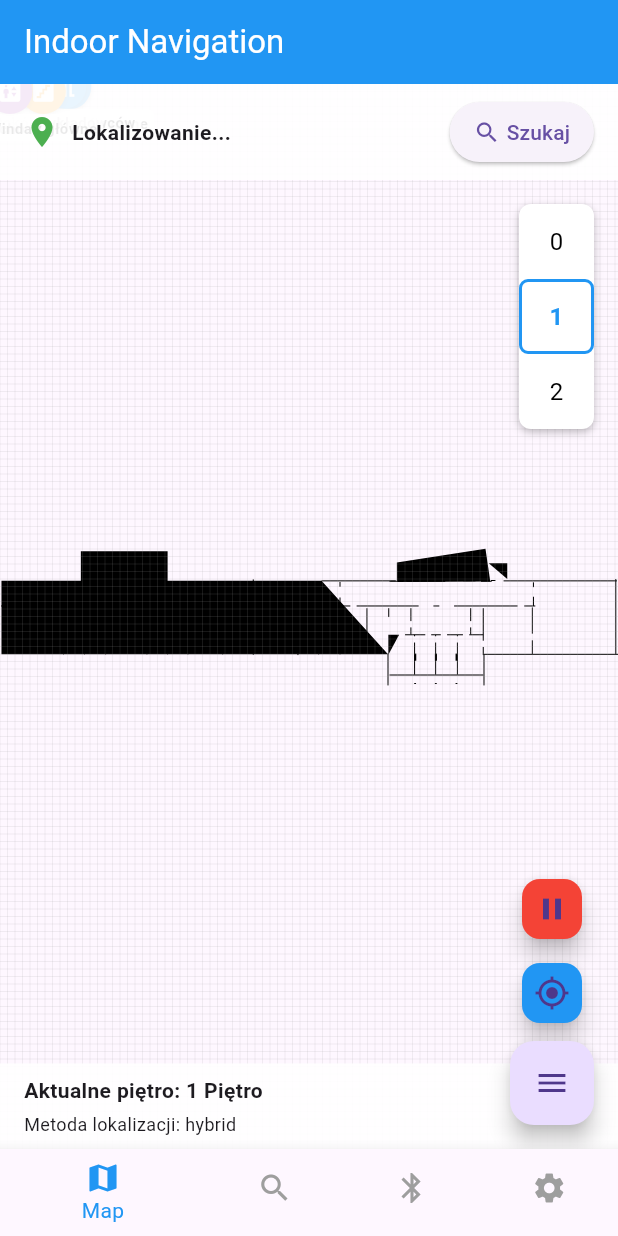
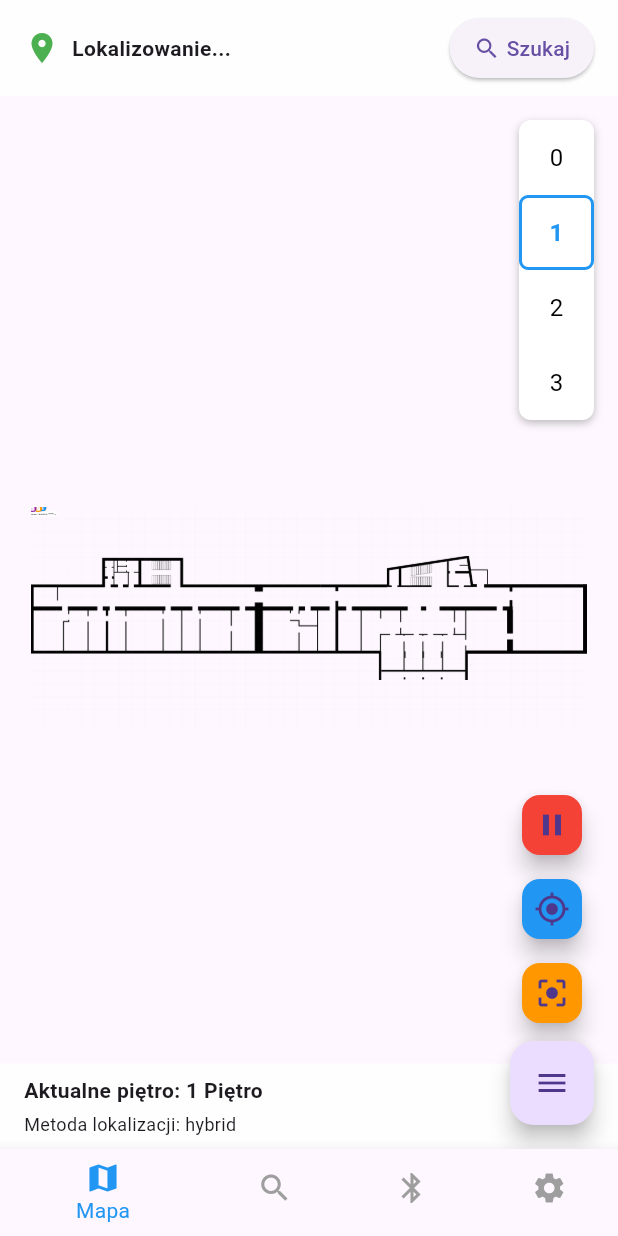
Before and after one commit to sidonPL/aplikacja, a Flutter app: the screen it shows after launch, after a tap on an icon or button, on a phone screen of 412 x 824 dp. Run offline on Flutter 3.47's test engine with Material 3 defaults, Android fonts, the light colour scheme and no system bars; our stand-ins replace flutter_blue_plus, flutter_compass, pedometer, permission_handler, sensors_plus, shared_preferences.

Commit message:
Drugi commit

```diff
--- a/lib/ui/main_screen.dart
+++ b/lib/ui/main_screen.dart
@@ -21,7 +21,6 @@
   @override
   Widget build(BuildContext context) {
     return Scaffold(
-      appBar: AppBar(title: Text('Indoor Navigation')),
       body: _screens[_currentIndex],
       bottomNavigationBar: BottomNavigationBar(
         backgroundColor: Colors.white,
@@ -30,10 +29,10 @@
         currentIndex: _currentIndex,
         onTap: (index) => setState(() => _currentIndex = index),
         items: const [
-          BottomNavigationBarItem(icon: Icon(Icons.map), label: 'Map'),
-          BottomNavigationBarItem(icon: Icon(Icons.search), label: 'Search'),
-          BottomNavigationBarItem(icon: Icon(Icons.bluetooth), label: 'Beacons'),
-          BottomNavigationBarItem(icon: Icon(Icons.settings), label: 'Settings'),
+          BottomNavigationBarItem(icon: Icon(Icons.map), label: 'Mapa'),
+          BottomNavigationBarItem(icon: Icon(Icons.search), label: 'Szukaj'),
+          BottomNavigationBarItem(icon: Icon(Icons.bluetooth), label: 'Beacony'),
+          BottomNavigationBarItem(icon: Icon(Icons.settings), label: 'Ustawienia'),
         ],
       ),
     );
--- a/lib/ui/map_screen.dart
+++ b/lib/ui/map_screen.dart
@@ -1,6 +1,5 @@
 import 'dart:async';
 import 'package:flutter/material.dart';
-import 'package:flutter_svg/flutter_svg.dart';
 import '../config/localization_method_enum.dart';
 import '../models/beacon.dart';
 import '../models/location.dart';
@@ -11,8 +10,8 @@
 import '../data/beacon_repository.dart';
 import '../data/poi_repository.dart';
 import '../services/ble_scanner.dart';
-import 'navigation_screen.dart';
-import 'search_screen.dart';
+import '../ui/navigation_screen.dart';
+import '../ui/search_screen.dart';
 
 class MapScreen extends StatefulWidget {
   @override
@@ -37,18 +36,19 @@
   bool _isLocationEngineRunning = false;
   int _currentFloorId = 0;
 
-  // Parametry mapy
-  double _scale = 1.0; // piksele na metr
+  // Parametry mapy - zmniejszona początkowa skala
+  double _scale = 10.0; // zmienione z 10.0 na 1.0
   Offset _mapOffset = Offset(0, 0);
 
   // Kontroler transformacji mapy
   final TransformationController _transformationController = TransformationController();
 
-  // Lista pięter
+  // Lista pięter - zmienione na PNG
   final List<Floor> _floors = [
     Floor(id: 0, name: 'Parter', width: 2200.0, height: 878.0, imagePath: 'assets/images/Floor_0.png'),
-    Floor(id: 1, name: '1 Piętro', width: 2200.0, height: 878.0, imagePath: 'assets/images/Floor_1.svg'),
-    Floor(id: 2, name: '2 Piętro', width: 2200.0, height: 878.0, imagePath: 'assets/images/Floor_2.svg'),
+    Floor(id: 1, name: '1 Piętro', width: 2200.0, height: 878.0, imagePath: 'assets/images/Floor_1.png'),
+    Floor(id: 2, name: '2 Piętro', width: 2200.0, height: 878.0, imagePath: 'assets/images/Floor_2.png'),
+    Floor(id: 3, name: '3 Piętro', width: 2200.0, height: 878.0, imagePath: 'assets/images/Floor_3.png'),
   ];
 
   @override
@@ -58,6 +58,10 @@
     _checkPermissions();
     _loadBeacons();
     _loadPois();
+    // Ustawienie początkowej transformacji po zbudowaniu widoku
+    WidgetsBinding.instance.addPostFrameCallback((_) {
+      _setInitialTransform();
+    });
   }
 
   @override
@@ -72,12 +76,42 @@
 
   @override
   void didChangeAppLifecycleState(AppLifecycleState state) {
-    // Zarządzanie skanowaniem BLE w zależności od stanu aplikacji
     if (state == AppLifecycleState.resumed) {
       if (_isScanning) _startScanning();
     } else if (state == AppLifecycleState.paused) {
       _bleScanner.stopScan();
     }
+  }
+
+  // Nowa metoda do ustawienia początkowej transformacji
+  void _setInitialTransform() {
+    final currentFloor = _floors.firstWhere(
+          (floor) => floor.id == _currentFloorId,
+      orElse: () => _floors.first,
+    );
+
+    final screenSize = MediaQuery.of(context).size;
+    final mapWidth = currentFloor.width;
+    final mapHeight = currentFloor.height;
+
+    // Oblicz skalę, aby mapa zmieściła się na ekranie
+    final scaleX = screenSize.width / mapWidth;
+    final scaleY = (screenSize.height - 200) / mapHeight; // 200px dla paneli
+    final optimalScale = (scaleX < scaleY ? scaleX : scaleY) * 0.9; // 90% dla marginesu
+
+    setState(() {
+      _scale = optimalScale;
+    });
+
+    // Wyśrodkuj mapę
+    final matrix = Matrix4.identity()
+      ..scale(optimalScale)
+      ..translate(
+        (screenSize.width - mapWidth * optimalScale) / (2 * optimalScale),
+        (screenSize.height - mapHeight * optimalScale) / (2 * optimalScale),
+      );
+
+    _transformationController.value = matrix;
   }
 
   Future<void> _checkPermissions() async {
@@ -126,7 +160,6 @@
     _bleScanner.startScan();
     _bleSubscription?.cancel();
     _bleSubscription = _bleScanner.scanResults.listen((beacons) {
-      // Aktualizuj beacony z rssi
       setState(() {
         for (var beacon in beacons) {
           final index = _beacons.indexWhere((b) => b.uuid == beacon.uuid);
@@ -150,7 +183,6 @@
       setState(() {
         _currentLocation = location;
 
-        // Jeśli zmieniło się piętro, zaktualizuj je
         if (location.floorId != _currentFloorId) {
           _currentFloorId = location.floorId;
         }
@@ -178,30 +210,34 @@
       _currentFloorId = floorId;
       _locationEngine.setFloor(floorId);
     });
+    // Ponownie ustaw transformację dla nowego piętra
+    WidgetsBinding.instance.addPostFrameCallback((_) {
+      _setInitialTransform();
+    });
   }
 
   void _centerOnLocation() {
     if (_currentLocation == null) return;
 
-    final centerX = _currentLocation!.x * _scale;
-    final centerY = _currentLocation!.y * _scale;
+    final screenSize = MediaQuery.of(context).size;
+    final centerX = _currentLocation!.x;
+    final centerY = _currentLocation!.y;
 
-    // Oblicz nową macierz transformacji dla centrowania mapy
     final matrix = Matrix4.identity()
-      ..translate(-centerX + MediaQuery.of(context).size.width / 2,
-          -centerY + MediaQuery.of(context).size.height / 2)
-      ..scale(_scale / 10); // Ustaw skalę
+      ..scale(_scale)
+      ..translate(
+        screenSize.width / (2 * _scale) - centerX,
+        screenSize.height / (2 * _scale) - centerY,
+      );
 
     _transformationController.value = matrix;
   }
 
   Future<void> _navigateToPoi(Poi poi) async {
-    // Jeśli POI jest na innym piętrze, zmień piętro
     if (poi.floorId != _currentFloorId) {
       _changeFloor(poi.floorId);
     }
 
-    // Przejdź do ekranu nawigacji
     await Navigator.push(
       context,
       MaterialPageRoute(
@@ -320,16 +356,9 @@
     return Scaffold(
       body: Stack(
         children: [
-          // Mapa
           _buildMapView(),
-
-          // Panel górny
           _buildTopPanel(),
-
-          // Panel przełączania pięter
           _buildFloorPanel(),
-
-          // Panel informacyjny na dole
           _buildBottomPanel(),
         ],
       ),
@@ -345,41 +374,30 @@
 
     return InteractiveViewer(
       transformationController: _transformationController,
-      boundaryMargin: EdgeInsets.all(500), // Większy margines dla swobodnego przesuwania
+      boundaryMargin: EdgeInsets.all(100), // Zmniejszony margines
       minScale: 0.1,
       maxScale: 5.0,
-      child: SizedBox(
-        width: currentFloor.width * _scale,
-        height: currentFloor.height * _scale,
+      constrained: false, // Dodane dla lepszej kontroli
+      child: Container(
+        width: currentFloor.width,
+        height: currentFloor.height,
         child: Stack(
           children: [
-            // Tło mapy (plan piętra)
-            if (currentFloor.imagePath != null)
-              SvgPicture.asset(
-                currentFloor.imagePath!,
-                width: currentFloor.width * _scale,
-                height: currentFloor.height * _scale,
-                fit: BoxFit.contain,
-              )
-            else
-              Container(
-                width: currentFloor.width * _scale,
-                height: currentFloor.height * _scale,
-                color: Colors.grey[200],
-              ),
+            // Tło mapy - dodano obsługę błędów
+            _buildMapBackground(currentFloor),
 
-            // Narysuj siatkę pomocniczą
+            // Narysuj siatkę pomocniczą - skala 1:1
             CustomPaint(
-              size: Size(currentFloor.width * _scale, currentFloor.height * _scale),
-              painter: _GridPainter(scale: _scale),
+              size: Size(currentFloor.width, currentFloor.height),
+              painter: _GridPainter(scale: 1.0),
             ),
 
-            // Beacony
+            // Beacony - bez skalowania pozycji
             ..._beacons
                 .where((b) => b.floorId == _currentFloorId)
                 .map((beacon) => Positioned(
-              left: beacon.x * _scale - 5,
-              top: beacon.y * _scale - 5,
+              left: beacon.x - 5,
+              top: beacon.y - 5,
               child: GestureDetector(
                 onTap: () => _showBeaconInfo(beacon),
                 child: Container(
@@ -394,15 +412,16 @@
               ),
             )),
 
-            // Punkty POI
+            // Punkty POI - bez skalowania pozycji
             ..._pois
                 .where((p) => p.floorId == _currentFloorId)
                 .map((poi) => Positioned(
-              left: poi.x * _scale - 15,
-              top: poi.y * _scale - 15,
+              left: poi.x - 15,
+              top: poi.y - 15,
               child: GestureDetector(
                 onTap: () => _showPoiInfo(poi),
                 child: Column(
+                  mainAxisSize: MainAxisSize.min,
                   children: [
                     Container(
                       width: 30,
@@ -441,11 +460,11 @@
               ),
             )),
 
-            // Aktualna pozycja użytkownika
+            // Aktualna pozycja użytkownika - bez skalowania pozycji
             if (_currentLocation != null && _currentLocation!.floorId == _currentFloorId)
               Positioned(
-                left: _currentLocation!.x * _scale - 10,
-                top: _currentLocation!.y * _scale - 10,
+                left: _currentLocation!.x - 10,
+                top: _currentLocation!.y - 10,
                 child: Container(
                   width: 20,
                   height: 20,
@@ -467,6 +486,77 @@
         ),
       ),
     );
+  }
+
+  // Metoda do budowania tła mapy z PNG
+  Widget _buildMapBackground(Floor currentFloor) {
+    if (currentFloor.imagePath != null) {
+      return Image.asset(
+        currentFloor.imagePath!,
+        width: currentFloor.width,
+        height: currentFloor.height,
+        fit: BoxFit.contain,
+        // Obsługa błędów ładowania PNG
+        errorBuilder: (context, error, stackTrace) {
+          print('Błąd ładowania mapy: $error');
+          return Container(
+            width: currentFloor.width,
+            height: currentFloor.height,
+            color: Colors.grey[200],
+            child: Center(
+              child: Column(
+                mainAxisAlignment: MainAxisAlignment.center,
+                children: [
+                  Icon(Icons.broken_image, size: 50, color: Colors.grey[400]),
+                  SizedBox(height: 8),
+                  Text('Nie można załadować mapy', style: TextStyle(color: Colors.grey[600])),
+                  Text('${currentFloor.imagePath}',
+                      style: TextStyle(fontSize: 10, color: Colors.grey[500])),
+                ],
+              ),
+            ),
+          );
+        },
+        // Placeholder podczas ładowania
+        frameBuilder: (context, child, frame, wasSynchronouslyLoaded) {
+          if (wasSynchronouslyLoaded) return child;
+          return frame == null
+              ? Container(
+            width: currentFloor.width,
+            height: currentFloor.height,
+            color: Colors.grey[200],
+            child: Center(
+              child: Column(
+                mainAxisAlignment: MainAxisAlignment.center,
+                children: [
+                  CircularProgressIndicator(),
+                  SizedBox(height: 8),
+                  Text('Ładowanie mapy...', style: TextStyle(color: Colors.grey[600])),
+                ],
+              ),
+            ),
+          )
+              : child;
+        },
+      );
+    } else {
+      return Container(
+        width: currentFloor.width,
+        height: currentFloor.height,
+        color: Colors.grey[200],
+        child: Center(
+          child: Column(
+            mainAxisAlignment: MainAxisAlignment.center,
+            children: [
+              Icon(Icons.map_outlined, size: 50, color: Colors.grey[400]),
+              SizedBox(height: 8),
+              Text('Brak mapy dla ${currentFloor.name}',
+                  style: TextStyle(color: Colors.grey[600])),
+            ],
+          ),
+        ),
+      );
+    }
   }
 
   Widget _buildTopPanel() {
@@ -573,13 +663,10 @@
           crossAxisAlignment: CrossAxisAlignment.start,
           mainAxisSize: MainAxisSize.min,
           children: [
-            // Aktualne piętro
             Text(
               'Aktualne piętro: ${_getFloorName(_currentFloorId)}',
               style: TextStyle(fontWeight: FontWeight.bold),
             ),
-
-            // Aktualna pozycja
             if (_currentLocation != null) ...[
               SizedBox(height: 4),
               Text(
@@ -587,8 +674,6 @@
                 style: TextStyle(fontSize: 12),
               ),
             ],
-
-            // Metoda lokalizacji
             SizedBox(height: 4),
             Text(
               'Metoda lokalizacji: ${_locationEngine.method.toString().split('.').last}',
@@ -604,7 +689,6 @@
     return Column(
       mainAxisAlignment: MainAxisAlignment.end,
       children: [
-        // Przycisk włączania/wyłączania skanowania
         FloatingActionButton(
           heroTag: 'scan',
           backgroundColor: _isScanning ? Colors.red : Colors.green,
@@ -622,8 +706,6 @@
           mini: true,
         ),
         SizedBox(height: 8),
-
-        // Przycisk centrowania na pozycji użytkownika
         FloatingActionButton(
           heroTag: 'location',
           backgroundColor: Colors.blue,
@@ -632,8 +714,14 @@
           mini: true,
         ),
         SizedBox(height: 8),
-
-        // Przycisk menu z opcjami mapy
+        FloatingActionButton(
+          heroTag: 'reset',
+          backgroundColor: Colors.orange,
+          child: Icon(Icons.center_focus_strong),
+          onPressed: _setInitialTransform,
+          mini: true,
+        ),
+        SizedBox(height: 8),
         FloatingActionButton(
           heroTag: 'menu',
           child: Icon(Icons.menu),
@@ -670,13 +758,21 @@
               },
             ),
             ListTile(
+              leading: Icon(Icons.fit_screen),
+              title: Text('Dopasuj do ekranu'),
+              onTap: () {
+                Navigator.pop(context);
+                _setInitialTransform();
+              },
+            ),
+            ListTile(
               leading: Icon(Icons.zoom_in),
               title: Text('Przybliż'),
               onTap: () {
                 Navigator.pop(context);
-                setState(() {
-                  _scale *= 1.2;
-                });
+                final currentMatrix = _transformationController.value;
+                final newMatrix = currentMatrix.clone()..scale(1.2);
+                _transformationController.value = newMatrix;
               },
             ),
             ListTile(
@@ -684,9 +780,9 @@
               title: Text('Oddal'),
               onTap: () {
                 Navigator.pop(context);
-                setState(() {
-                  _scale /= 1.2;
-                });
+                final currentMatrix = _transformationController.value;
+                final newMatrix = currentMatrix.clone()..scale(0.8);
+                _transformationController.value = newMatrix;
               },
             ),
           ],
@@ -761,15 +857,12 @@
       ..strokeWidth = 0.5
       ..style = PaintingStyle.stroke;
 
-    // Rysuj siatkę co 5 metrów
-    final gridSize = 5 * scale;
+    final gridSize = 50.0; // Stała wielkość siatki
 
-    // Linie pionowe
     for (double x = 0; x <= size.width; x += gridSize) {
       canvas.drawLine(Offset(x, 0), Offset(x, size.height), paint);
     }
 
-    // Linie poziome
     for (double y = 0; y <= size.height; y += gridSize) {
       canvas.drawLine(Offset(0, y), Offset(size.width, y), paint);
     }
--- a/pubspec.yaml
+++ b/pubspec.yaml
@@ -73,8 +73,11 @@
     - assets/images/Floor_0.svg
     - assets/images/Floor_0.png
     - assets/images/Floor_1.svg
+    - assets/images/Floor_1.png
     - assets/images/Floor_2.svg
+    - assets/images/Floor_2.png
     - assets/images/Floor_3.svg
+    - assets/images/Floor_3.png
     - assets/images/pois/aula_a.png
     - assets/images/pois/dziekanat.png
     - assets/images/pois/gabinet_dziekana.png
```
Also changed, not shown: assets/images/Floor_1.png (added), assets/images/Floor_2.png (added), assets/images/Floor_3.png (added).
